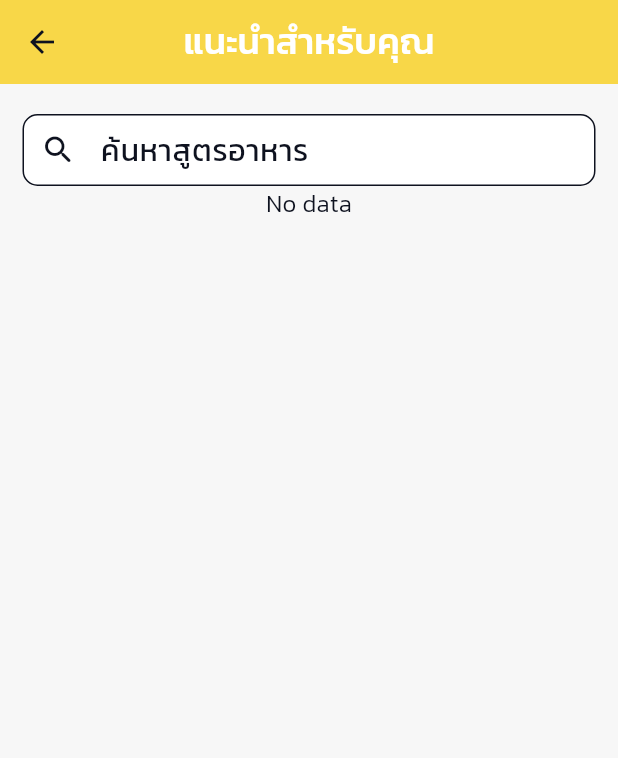
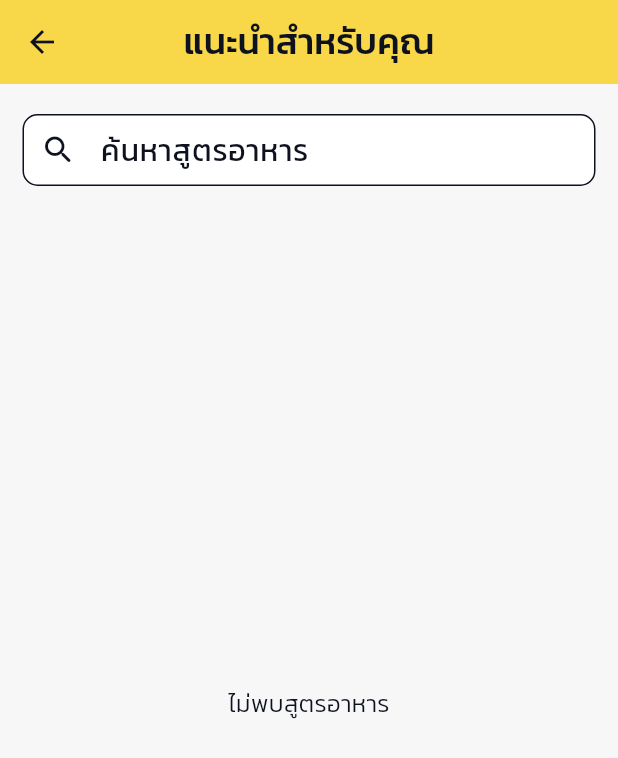
Before and after one commit to thg1rb/my-recipe, a Flutter app: the HomeScreen screen opened directly, after a tap on "เพิ่มเติม", on a phone screen of 412 x 824 dp. Shown: the top 758 px of the screen. Run offline on Flutter 3.47's test engine with Material 3 defaults, Android fonts, the phone set to English and light mode, and no system bars; our stand-ins replace cloud_firestore, firebase_auth, firebase_core, flutter_markdown, flutter_riverpod, google_sign_in and 4 more; accounts and stored records are empty.

Commit message:
Recipe Grid read the data from specific attributes

```diff
--- a/lib/screens/home_screen.dart
+++ b/lib/screens/home_screen.dart
@@ -2,12 +2,15 @@ import 'package:cloud_firestore/cloud_firestore.dart';
 import 'package:firebase_auth/firebase_auth.dart';
 import 'package:flutter/material.dart';
 import 'package:my_recipe/screens/post_screen.dart';
+import 'package:my_recipe/services/recipe_service.dart';
 import 'package:my_recipe/services/user_service.dart';
 import 'package:my_recipe/widgets/home/home_category_list.dart';
 import 'package:my_recipe/widgets/home/home_recipe_list.dart';
 
 class HomeScreen extends StatelessWidget {
-  const HomeScreen({super.key});
+  HomeScreen({super.key});
+
+  final RecipeService _recipeService = RecipeService();
 
   @override
   Widget build(BuildContext context) {
@@ -33,9 +36,18 @@ class HomeScreen extends StatelessWidget {
             children: <Widget>[
               _HomeHeader(),
               HomeCategoryList(),
-              HomeRecipeList(title: "แนะนำสำหรับคุณ"),
-              HomeRecipeList(title: "Like มากที่สุด"),
-              HomeRecipeList(title: "มีวิดีโอให้ดู"),
+              HomeRecipeList(
+                title: "แนะนำสำหรับคุณ",
+                queryBuilder: _recipeService.getRecipes,
+              ),
+              HomeRecipeList(
+                title: "Like มากที่สุด",
+                queryBuilder: _recipeService.getMostLikedRecipes,
+              ),
+              HomeRecipeList(
+                title: "มีวิดีโอให้ดู",
+                queryBuilder: _recipeService.getRecipesWithVideo,
+              ),
             ],
           ),
         ),
--- a/lib/screens/recipe_grid_screen.dart
+++ b/lib/screens/recipe_grid_screen.dart
@@ -1,21 +1,24 @@
 import 'package:cloud_firestore/cloud_firestore.dart';
 import 'package:flutter/material.dart';
-import 'package:my_recipe/services/recipe_service.dart';
 import 'package:my_recipe/widgets/navigation_bar/top_navbar.dart';
 import 'package:my_recipe/widgets/recipe_card.dart';
 
 class RecipeGridScreen extends StatefulWidget {
-  RecipeGridScreen({super.key, required String title}) : _title = title;
+  const RecipeGridScreen({
+    super.key,
+    required String title,
+    required Stream<QuerySnapshot> Function() queryBuilder,
+  }) : _title = title,
+       _queryBuilder = queryBuilder;
 
   final String _title;
+  final Stream<QuerySnapshot> Function() _queryBuilder;
 
   @override
   State<RecipeGridScreen> createState() => _RecipeGridScreenState();
 }
 
 class _RecipeGridScreenState extends State<RecipeGridScreen> {
-  final RecipeService _recipeService = RecipeService();
-
   String search = '';
 
   @override
@@ -29,7 +32,10 @@ class _RecipeGridScreenState extends State<RecipeGridScreen> {
             TextField(
               onChanged:
                   (value) => setState(() {
-                    search = value;
+                    search =
+                        value
+                            .trim()
+                            .toLowerCase(); // Make search case-insensitive
                   }),
               decoration: InputDecoration(
                 labelText: 'ค้นหาสูตรอาหาร',
@@ -43,8 +49,13 @@ class _RecipeGridScreenState extends State<RecipeGridScreen> {
                 ),
               ),
             ),
-            StreamBuilder<QuerySnapshot>(
-              stream: _recipeService.getRecipes(keyword: search),
+            const SizedBox(height: 10), // Add spacing between search and list
+            Expanded(
+              // Make sure the list/grid takes remaining space
+              child: StreamBuilder<QuerySnapshot>(
+                stream:
+                    widget
+                        ._queryBuilder(), // No need to send search keyword here
                 builder: (context, snapshot) {
                   if (snapshot.connectionState == ConnectionState.waiting) {
                     return Center(child: CircularProgressIndicator());
@@ -52,32 +63,53 @@ class _RecipeGridScreenState extends State<RecipeGridScreen> {
                     return Center(child: Text('Error: ${snapshot.error}'));
                   } else if (!snapshot.hasData || snapshot.data!.docs.isEmpty) {
                     return Center(
-                    child: Text('No data'),
-                  ); // TODO: Styling this message
+                      child: Text(
+                        'ไม่พบสูตรอาหาร',
+                      ), // Thai message for "No recipes found"
+                    );
                   } else {
+                    // Map and filter recipes
                     final recipeList =
                         snapshot.data!.docs
-                          .map((recipe) => recipe.data())
+                            .map(
+                              (recipe) => recipe.data() as Map<String, dynamic>,
+                            )
+                            .where(
+                              (recipe) =>
+                                  recipe['name'] != null &&
+                                  recipe['name']
+                                      .toString()
+                                      .toLowerCase()
+                                      .contains(search),
+                            )
                             .toList();
-                  return Expanded(
-                    child: GridView.builder(
+
+                    if (recipeList.isEmpty) {
+                      return Center(
+                        child: Text(
+                          'ไม่พบสูตรอาหารที่ตรงกับคำค้นหา',
+                        ), // Thai message for "No matching recipes"
+                      );
+                    }
+
+                    // Render Grid
+                    return GridView.builder(
                       padding: EdgeInsets.symmetric(vertical: 10),
                       gridDelegate:
                           const SliverGridDelegateWithFixedCrossAxisCount(
                             crossAxisCount: 2,
                             crossAxisSpacing: 8.0,
                             mainAxisSpacing: 8.0,
-                            childAspectRatio: 1, // Adjust this value as needed
+                            childAspectRatio: 1, // Adjust as needed
                           ),
                       itemCount: recipeList.length,
                       itemBuilder:
-                          (context, index) => RecipeCard(
-                            recipe: recipeList[index] as Map<String, dynamic>,
-                          ),
-                    ),
+                          (context, index) =>
+                              RecipeCard(recipe: recipeList[index]),
                     );
                   }
                 },
+              ),
             ),
           ],
         ),
--- a/lib/services/recipe_service.dart
+++ b/lib/services/recipe_service.dart
@@ -8,26 +8,24 @@ class RecipeService {
     'recipes',
   );
 
+  // READ: Get a list of recipes
+  Stream<QuerySnapshot> getRecipes() {
+    return _recipes.snapshots();
+  }
+
+  // READ: Get a list of recipes which has the most likes
+  Stream<QuerySnapshot> getMostLikedRecipes() {
+    return _recipes.orderBy('likes', descending: true).snapshots();
+  }
+
+  // READ: Get a list of recipes which has a video
+  Stream<QuerySnapshot> getRecipesWithVideo() {
+    return _recipes.where('videoUrl', isNotEqualTo: '').snapshots();
+  }
+
   // READ: Get a list of recipes by userId
   Stream<QuerySnapshot> getRecipesByUserId(String userId) {
     return _recipes.where('userId', isEqualTo: userId).snapshots();
-  }
-
-  // READ: Get a list of recipes by keyword
-  Stream<QuerySnapshot> getRecipes({String keyword = ''}) {
-    if (keyword.isEmpty) {
-      // If keyword is empty, return all recipes
-      return _recipes.snapshots();
-    } else {
-      // If keyword is provided, filter recipes by name (supports Thai)
-      return _recipes
-          .where('name', isGreaterThanOrEqualTo: keyword)
-          .where(
-            'name',
-            isLessThan: '${keyword}\uf8ff',
-          ) // Unicode character for prefix matching
-          .snapshots();
-    }
   }
 
   // READ: Get a single recipe by recipeId
@@ -39,6 +37,11 @@ class RecipeService {
         return null;
       }
     });
+  }
+
+  // READ: Get a list of recipes by category
+  Stream<QuerySnapshot> getRecipesByCategory(String category) {
+    return _recipes.where('category', isEqualTo: category).snapshots();
   }
 
   // CREATE: Upload a file to Supabase Storage
--- a/lib/widgets/home/home_recipe_list.dart
+++ b/lib/widgets/home/home_recipe_list.dart
@@ -1,14 +1,18 @@
 import 'package:cloud_firestore/cloud_firestore.dart';
 import 'package:flutter/material.dart';
 import 'package:my_recipe/screens/recipe_grid_screen.dart';
-import 'package:my_recipe/services/recipe_service.dart';
 import 'package:my_recipe/widgets/recipe_card.dart';
 
 class HomeRecipeList extends StatelessWidget {
-  HomeRecipeList({super.key, required String title}) : _title = title;
+  const HomeRecipeList({
+    super.key,
+    required String title,
+    required Stream<QuerySnapshot> Function() queryBuilder,
+  }) : _title = title,
+       _queryBuilder = queryBuilder;
 
   final String _title;
-  final RecipeService _recipeService = RecipeService();
+  final Stream<QuerySnapshot> Function() _queryBuilder;
 
   @override
   Widget build(BuildContext context) {
@@ -24,7 +28,11 @@ class HomeRecipeList extends StatelessWidget {
                   () => Navigator.push(
                     context,
                     MaterialPageRoute(
-                      builder: (context) => RecipeGridScreen(title: _title),
+                      builder:
+                          (context) => RecipeGridScreen(
+                            title: _title,
+                            queryBuilder: _queryBuilder,
+                          ),
                     ),
                   ),
               child: Row(
@@ -48,7 +56,7 @@ class HomeRecipeList extends StatelessWidget {
         SizedBox(
           height: 200,
           child: StreamBuilder<QuerySnapshot>(
-            stream: _recipeService.getRecipes(keyword: ''),
+            stream: _queryBuilder(),
             builder: (context, snapshot) {
               if (snapshot.connectionState == ConnectionState.waiting) {
                 return Center(child: CircularProgressIndicator());
--- a/lib/widgets/navigation_bar/top_navbar.dart
+++ b/lib/widgets/navigation_bar/top_navbar.dart
@@ -12,10 +12,11 @@ class TopNavBar extends StatelessWidget implements PreferredSizeWidget {
   @override
   Widget build(BuildContext context) {
     return AppBar(
-      title: Text(title),
-      actions: <IconButton>[
-        ...action
-      ],
+      title: Text(
+        title,
+        style: TextStyle(color: Theme.of(context).colorScheme.onSurface),
+      ),
+      actions: <IconButton>[...action],
     );
   }
 }
```
Also changed, not shown: lib/screens/profile_screen.dart (+21 -2 lines), lib/widgets/home/home_category_list.dart (+21 -6 lines). Lines whose indentation alone changed are shown as unchanged.
